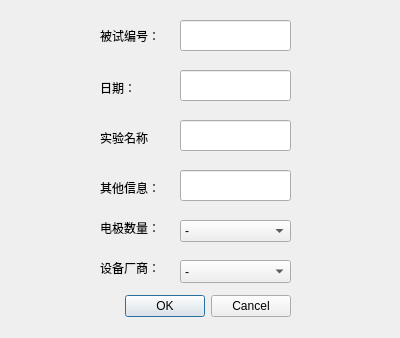
The window that app/ui/setinfo.ui (B777B2056/eegneo) describes before a commit, drawn with Qt 5.
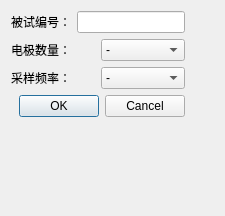
The same window after the commit.

Patch:
```diff
--- a/app/ui/setinfo.ui
+++ b/app/ui/setinfo.ui
@@ -6,143 +6,41 @@
    <rect>
     <x>0</x>
     <y>0</y>
-    <width>400</width>
-    <height>338</height>
+    <width>225</width>
+    <height>216</height>
    </rect>
   </property>
   <property name="windowTitle">
    <string>实验信息</string>
   </property>
-  <widget class="QDialogButtonBox" name="confirm">
-   <property name="geometry">
-    <rect>
-     <x>90</x>
-     <y>290</y>
-     <width>201</width>
-     <height>32</height>
-    </rect>
-   </property>
-   <property name="orientation">
-    <enum>Qt::Horizontal</enum>
-   </property>
-   <property name="standardButtons">
-    <set>QDialogButtonBox::Cancel|QDialogButtonBox::Ok</set>
-   </property>
-  </widget>
+  <layout class="QFormLayout" name="formLayout">
+   <item row="0" column="0">
+    <layout class="QGridLayout" name="gridLayout">
+     <item row="0" column="0">
+      <layout class="QHBoxLayout" name="horizontalLayout">
+       <item>
   <widget class="QLabel" name="label">
-   <property name="geometry">
-    <rect>
-     <x>100</x>
-     <y>20</y>
-     <width>81</width>
-     <height>31</height>
-    </rect>
-   </property>
    <property name="text">
     <string>被试编号：</string>
    </property>
   </widget>
-  <widget class="QLineEdit" name="num">
-   <property name="geometry">
-    <rect>
-     <x>180</x>
-     <y>20</y>
-     <width>111</width>
-     <height>31</height>
-    </rect>
-   </property>
-  </widget>
-  <widget class="QLabel" name="label_2">
-   <property name="geometry">
-    <rect>
-     <x>100</x>
-     <y>80</y>
-     <width>68</width>
-     <height>15</height>
-    </rect>
-   </property>
-   <property name="text">
-    <string>日期：</string>
-   </property>
-  </widget>
-  <widget class="QLineEdit" name="date">
-   <property name="geometry">
-    <rect>
-     <x>180</x>
-     <y>70</y>
-     <width>111</width>
-     <height>31</height>
-    </rect>
-   </property>
-  </widget>
-  <widget class="QLabel" name="label_3">
-   <property name="geometry">
-    <rect>
-     <x>100</x>
-     <y>180</y>
-     <width>68</width>
-     <height>15</height>
-    </rect>
-   </property>
-   <property name="text">
-    <string>其他信息：</string>
-   </property>
-  </widget>
-  <widget class="QLineEdit" name="others">
-   <property name="geometry">
-    <rect>
-     <x>180</x>
-     <y>170</y>
-     <width>111</width>
-     <height>31</height>
-    </rect>
-   </property>
-  </widget>
-  <widget class="QLineEdit" name="exp_name">
-   <property name="geometry">
-    <rect>
-     <x>180</x>
-     <y>120</y>
-     <width>111</width>
-     <height>31</height>
-    </rect>
-   </property>
-  </widget>
-  <widget class="QLabel" name="label_4">
-   <property name="geometry">
-    <rect>
-     <x>100</x>
-     <y>130</y>
-     <width>68</width>
-     <height>15</height>
-    </rect>
-   </property>
-   <property name="text">
-    <string>实验名称</string>
-   </property>
-  </widget>
+       </item>
+       <item>
+        <widget class="QLineEdit" name="num"/>
+       </item>
+      </layout>
+     </item>
+     <item row="1" column="0">
+      <layout class="QHBoxLayout" name="horizontalLayout_4">
+       <item>
   <widget class="QLabel" name="label_5">
-   <property name="geometry">
-    <rect>
-     <x>100</x>
-     <y>220</y>
-     <width>68</width>
-     <height>15</height>
-    </rect>
-   </property>
    <property name="text">
     <string>电极数量：</string>
    </property>
   </widget>
+       </item>
+       <item>
   <widget class="QComboBox" name="comboBox">
-   <property name="geometry">
-    <rect>
-     <x>180</x>
-     <y>220</y>
-     <width>111</width>
-     <height>22</height>
-    </rect>
-   </property>
    <item>
     <property name="text">
      <string>-</string>
@@ -155,32 +53,39 @@
    </item>
    <item>
     <property name="text">
-     <string>16</string>
-    </property>
-   </item>
-  </widget>
+           <string>16导</string>
+          </property>
+         </item>
+         <item>
+          <property name="text">
+           <string>32导</string>
+          </property>
+         </item>
+        </widget>
+       </item>
+      </layout>
+     </item>
+     <item row="3" column="0">
+      <widget class="QDialogButtonBox" name="confirm">
+       <property name="orientation">
+        <enum>Qt::Horizontal</enum>
+       </property>
+       <property name="standardButtons">
+        <set>QDialogButtonBox::Cancel|QDialogButtonBox::Ok</set>
+       </property>
+      </widget>
+     </item>
+     <item row="2" column="0">
+      <layout class="QHBoxLayout" name="horizontalLayout_5">
+       <item>
   <widget class="QLabel" name="label_6">
-   <property name="geometry">
-    <rect>
-     <x>100</x>
-     <y>260</y>
-     <width>68</width>
-     <height>15</height>
-    </rect>
-   </property>
    <property name="text">
-    <string>设备厂商：</string>
-   </property>
-  </widget>
+          <string>采样频率：</string>
+         </property>
+        </widget>
+       </item>
+       <item>
   <widget class="QComboBox" name="comboBox_2">
-   <property name="geometry">
-    <rect>
-     <x>180</x>
-     <y>260</y>
-     <width>111</width>
-     <height>23</height>
-    </rect>
-   </property>
    <item>
     <property name="text">
      <string>-</string>
@@ -197,6 +102,12 @@
     </property>
    </item>
   </widget>
+       </item>
+      </layout>
+     </item>
+    </layout>
+   </item>
+  </layout>
  </widget>
  <resources/>
  <connections>
```
Left out of the diff: 16 changed lines with no effect on the pictures. Lines whose indentation alone changed are shown as unchanged.
